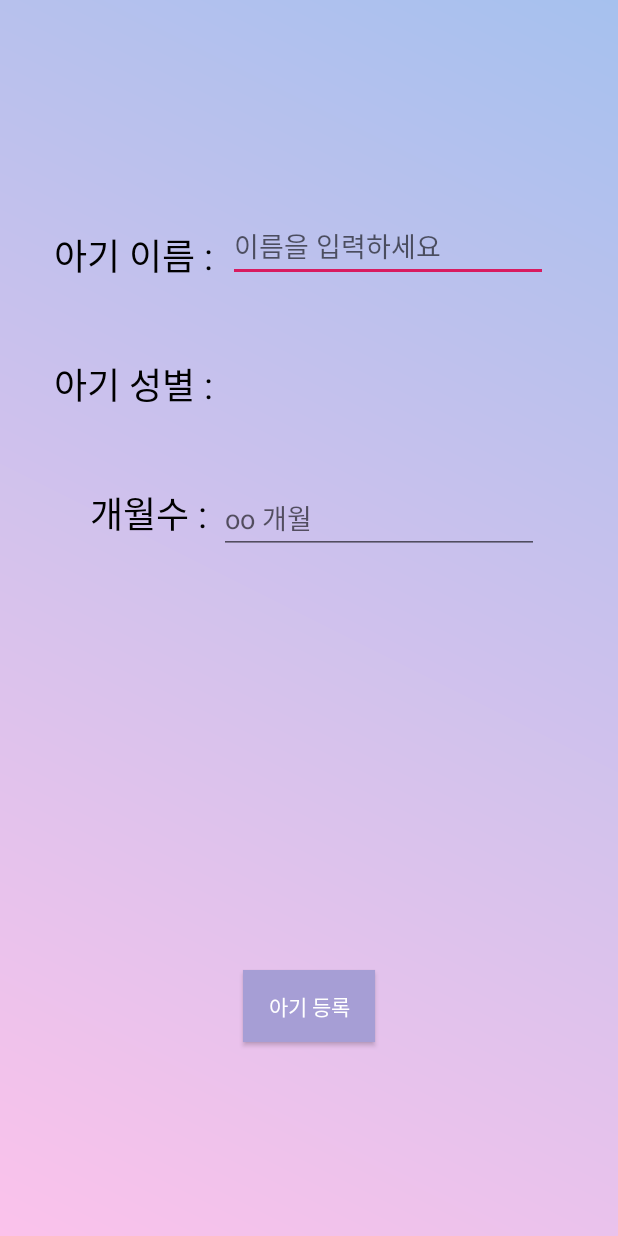
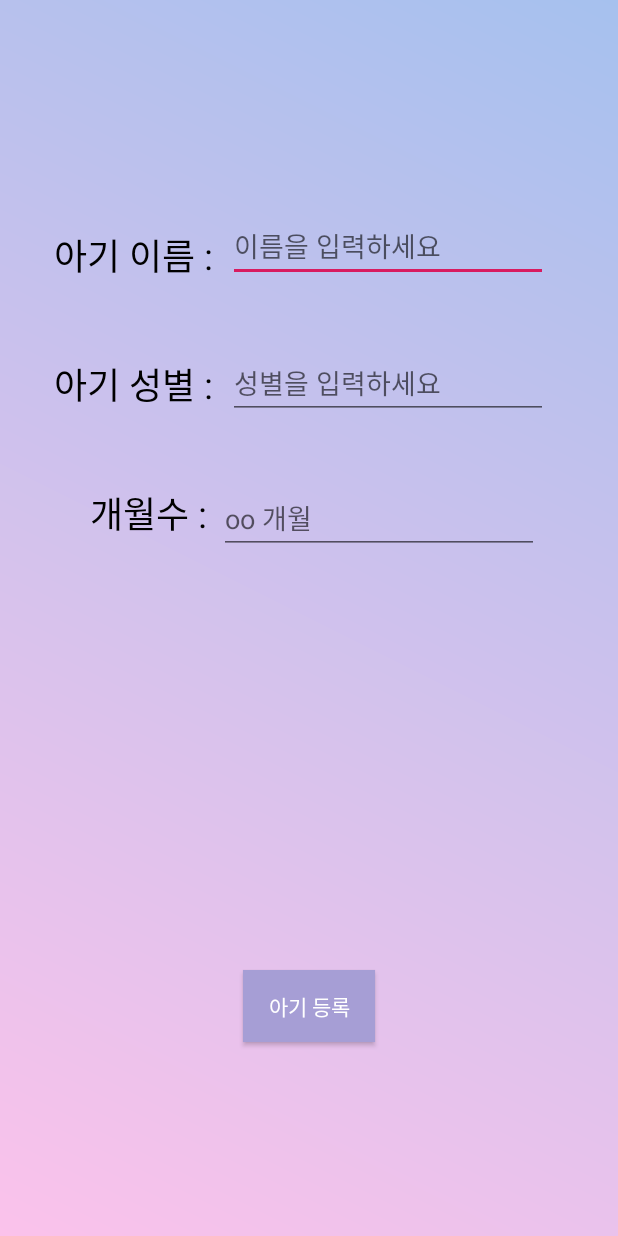
Before and after one commit to Dauuni/Bazzi, an Android app: the MyBaby screen opened directly, with no data from a screen before it, after a tap on "아기 등록", on a phone screen of 412 x 824 dp. Run offline under Robolectric (Android 15) with nearby library versions, the phone set to English and light mode, and no system bars; our stand-ins replace Volley; network calls fail.

Commit message:
20.05.15 / 18:02

```diff
--- a/app/src/main/java/com/daeun/bazzi_1/BabyRequest.java
+++ b/app/src/main/java/com/daeun/bazzi_1/BabyRequest.java
@@ -20,7 +20,7 @@ public class BabyRequest extends StringRequest {
 
         map = new HashMap<>();
         map.put("babyName",babyName);
-        map.put("babyWM",babyMW);
+        map.put("babyMW",babyMW);
         map.put("babyAge",babyAge);
     }
 
--- a/app/src/main/java/com/daeun/bazzi_1/MyBaby.java
+++ b/app/src/main/java/com/daeun/bazzi_1/MyBaby.java
@@ -17,7 +17,7 @@ import org.json.JSONObject;
 
 public class MyBaby extends AppCompatActivity {
 
-    private EditText et_bname, et_age;
+    private EditText et_bname, et_mw, et_age;
     private Button baby_register;
 
     @Override
@@ -26,6 +26,7 @@ public class MyBaby extends AppCompatActivity {
         setContentView(R.layout.activity_my_baby);
 
         et_bname=findViewById(R.id.et_bname);
+        et_mw=findViewById(R.id.et_mw);
         et_age=findViewById(R.id.et_age);
         baby_register=findViewById(R.id.baby_register);
 
@@ -36,7 +37,7 @@ public class MyBaby extends AppCompatActivity {
             public void onClick(View v) {
                 //EditText에 입력된 현재 입력되어 있는 값을 get 해온다.
                 String babyName = et_bname.getText().toString();
-                String babyMW = "";
+                String babyMW = et_mw.getText().toString();
                 String babyAge = et_age.getText().toString();
 
                 Response.Listener<String> responseListener = new Response.Listener<String>() {
--- a/app/src/main/res/layout/activity_my_baby.xml
+++ b/app/src/main/res/layout/activity_my_baby.xml
@@ -28,8 +28,8 @@
         android:layout_marginStart="4dp"
         android:layout_marginLeft="4dp"
         android:layout_marginTop="140dp"
-        android:layout_toEndOf="@+id/baby_name"
-        android:layout_toRightOf="@+id/baby_name"
+        android:layout_toEndOf="@+id/baby_mw"
+        android:layout_toRightOf="@+id/baby_mw"
         android:ems="10"
         android:hint="이름을 입력하세요"
         android:inputType="textPersonName"
@@ -48,6 +48,21 @@
         android:text="아기 성별 : "
         android:textSize="24sp"
         android:textColor="#000000"/>
+
+    <EditText
+        android:id="@+id/et_mw"
+        android:layout_width="wrap_content"
+        android:layout_height="wrap_content"
+        android:layout_alignParentTop="true"
+        android:layout_marginStart="4dp"
+        android:layout_marginLeft="4dp"
+        android:layout_marginTop="231dp"
+        android:layout_toEndOf="@+id/baby_name"
+        android:layout_toRightOf="@+id/baby_name"
+        android:ems="10"
+        android:hint="성별을 입력하세요"
+        android:inputType="textPersonName"
+        android:textColor="#000000" />
 
     <TextView
         android:id="@+id/baby_age"
--- a/app/src/main/res/layout/content_main.xml
+++ b/app/src/main/res/layout/content_main.xml
@@ -21,7 +21,7 @@
         android:id="@+id/listView_main_list"
         android:layout_width="match_parent"
         android:layout_height="120dp"
-        android:layout_marginTop="45dp" />
+        android:layout_marginTop="48dp" />
 
     <ImageView
         android:layout_width="match_parent"
```
Also changed, not shown: app/src/main/java/com/daeun/bazzi_1/MainActivity.java (+32 -5 lines), app/src/main/res/layout/item_list.xml (+4 -12 lines).
